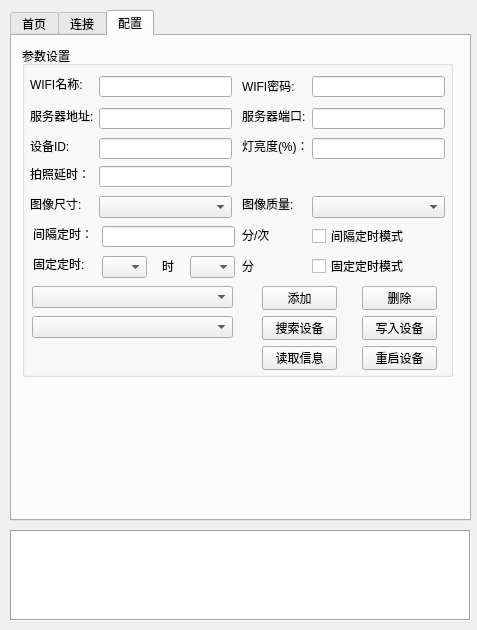
Before: the Qt Designer form CCKJ_tcpClient/widget.ui in czm0x4C/CCKJ, drawn with Qt 5.
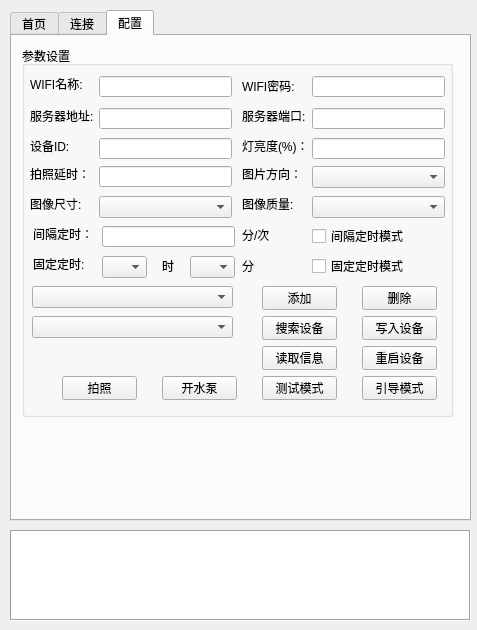
After: the same form once the commit is applied. The open tabs and pages were chosen to show the change. Custom widgets are drawn as their Qt base class.

Patch:
```diff
--- a/CCKJ_tcpClient/widget.ui
+++ b/CCKJ_tcpClient/widget.ui
@@ -672,7 +672,7 @@
        <x>10</x>
        <y>10</y>
        <width>431</width>
-       <height>331</height>
+       <height>371</height>
       </rect>
      </property>
      <property name="title">
@@ -1104,6 +1104,81 @@
        <string>重启设备</string>
       </property>
      </widget>
+     <widget class="QPushButton" name="takePictureTestModePushButton">
+      <property name="geometry">
+       <rect>
+        <x>40</x>
+        <y>330</y>
+        <width>75</width>
+        <height>24</height>
+       </rect>
+      </property>
+      <property name="text">
+       <string>拍照</string>
+      </property>
+     </widget>
+     <widget class="QPushButton" name="openMotoTestModePushButton">
+      <property name="geometry">
+       <rect>
+        <x>140</x>
+        <y>330</y>
+        <width>75</width>
+        <height>24</height>
+       </rect>
+      </property>
+      <property name="text">
+       <string>开水泵</string>
+      </property>
+     </widget>
+     <widget class="QPushButton" name="binDownLoadPushButton">
+      <property name="geometry">
+       <rect>
+        <x>340</x>
+        <y>330</y>
+        <width>75</width>
+        <height>24</height>
+       </rect>
+      </property>
+      <property name="text">
+       <string>引导模式</string>
+      </property>
+     </widget>
+     <widget class="QPushButton" name="testModePushButton">
+      <property name="geometry">
+       <rect>
+        <x>240</x>
+        <y>330</y>
+        <width>75</width>
+        <height>24</height>
+       </rect>
+      </property>
+      <property name="text">
+       <string>测试模式</string>
+      </property>
+     </widget>
+     <widget class="myComboBox" name="pictureDirectionComboBox">
+      <property name="geometry">
+       <rect>
+        <x>290</x>
+        <y>120</y>
+        <width>133</width>
+        <height>22</height>
+       </rect>
+      </property>
+     </widget>
+     <widget class="QLabel" name="label_29">
+      <property name="geometry">
+       <rect>
+        <x>220</x>
+        <y>120</y>
+        <width>67</width>
+        <height>16</height>
+       </rect>
+      </property>
+      <property name="text">
+       <string>图片方向：</string>
+      </property>
+     </widget>
     </widget>
    </widget>
   </widget>
```
Left out of the diff: 2 changed lines with no effect on the pictures.
